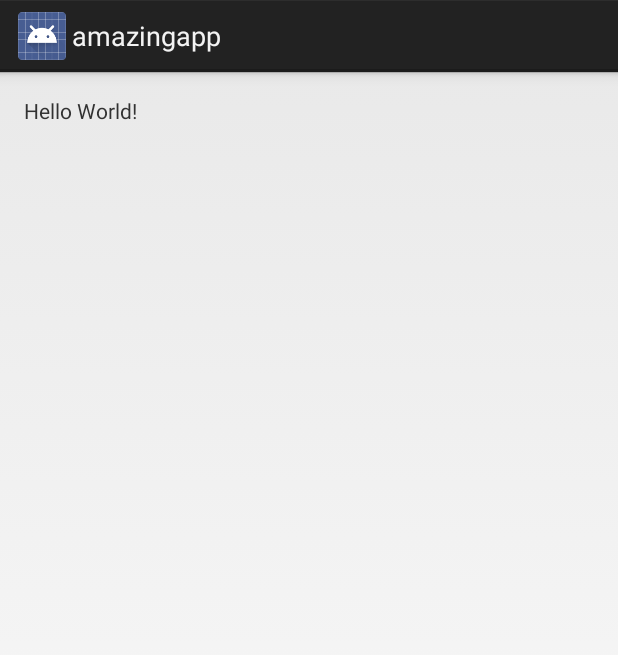
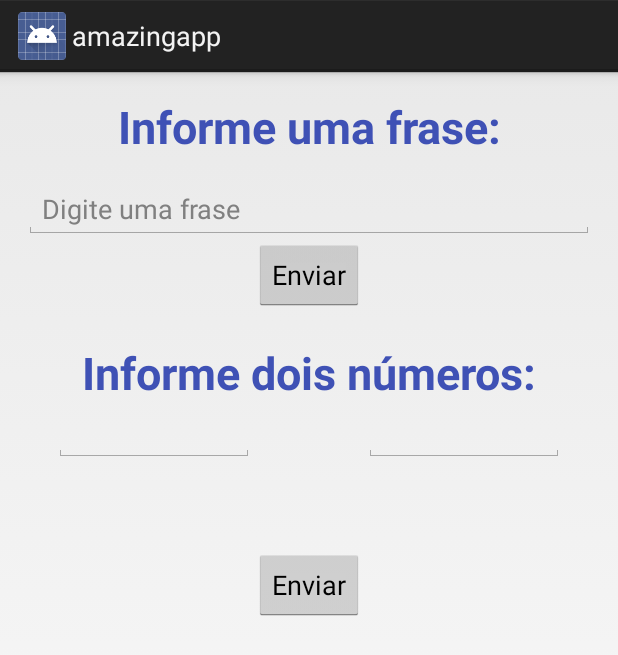
Before and after one commit to brunolin/amazing-app, an Android app: the screen it shows after launch (MainActivity), on a phone screen of 412 x 824 dp. Shown: the top 655 px of the screen. Run offline under Robolectric (Android 15) with nearby library versions, the phone set to English and light mode, and no system bars.

Commit message:
Exercícios em sala

```diff
--- a/app/src/main/java/com/example/labdesenvolvimento/amazingapp/MainActivity.java
+++ b/app/src/main/java/com/example/labdesenvolvimento/amazingapp/MainActivity.java
@@ -1,7 +1,12 @@
 package com.example.labdesenvolvimento.amazingapp;
 
 import android.app.Activity;
+import android.graphics.Color;
 import android.os.Bundle;
+import android.view.View;
+import android.widget.EditText;
+import android.widget.NumberPicker;
+import android.widget.TextView;
 
 public class MainActivity extends Activity {
 
@@ -11,4 +16,33 @@ public class MainActivity extends Activity {
         setContentView(R.layout.activity_main);
     }
 
+    public void exibir(View v) {
+        EditText editFrase = (EditText) findViewById(R.id.editFrase);
+        TextView textFrase = (TextView) findViewById(R.id.textFrase);
+
+        String str = editFrase.getText().toString();
+        textFrase.setText(str);
+        textFrase.setTextColor(getColor(R.color.vermelho));
+    }
+
+    public void  maiorMenor(View v) {
+        EditText num1 = (EditText) findViewById(R.id.number1);
+        EditText num2 = (EditText) findViewById(R.id.number2);
+
+        TextView textResult = (TextView) findViewById(R.id.textResult);
+
+        int numero1 = Integer.parseInt(num1.getText().toString());
+        int numero2 = Integer.parseInt(num2.getText().toString());
+        String msg1 = "Numero 1 maior";
+        String msg2 = "Numero 2 maior";
+
+        if(numero1 > numero2) {
+            textResult.setText(msg1);
+            textResult.setTextColor(getColor(R.color.verde));
+        } else {
+            textResult.setText(msg2);
+            textResult.setTextColor(getColor(R.color.vermelho));
+        }
+    }
+
 }
--- a/app/src/main/res/layout/activity_main.xml
+++ b/app/src/main/res/layout/activity_main.xml
@@ -10,8 +10,89 @@
     android:paddingTop="@dimen/activity_vertical_margin"
     tools:context="com.example.labdesenvolvimento.amazingapp.MainActivity">
 
-    <TextView
+    <Button
+        android:onClick="exibir"
+        android:text="Enviar"
         android:layout_width="wrap_content"
         android:layout_height="wrap_content"
-        android:text="Hello World!" />
+        android:layout_below="@+id/editFrase"
+        android:layout_centerHorizontal="true"
+        android:id="@+id/button" />
+
+    <EditText
+        android:layout_width="match_parent"
+        android:layout_height="wrap_content"
+        android:inputType="textPersonName"
+        android:hint="Digite uma frase"
+        android:ems="10"
+        android:layout_marginTop="15dp"
+        android:id="@+id/editFrase"
+        android:layout_below="@+id/textFrase"
+        android:layout_alignParentStart="true" />
+
+    <EditText
+        android:layout_height="wrap_content"
+        android:inputType="number"
+        android:ems="10"
+        android:id="@+id/number1"
+        android:layout_width="200px"
+        android:layout_marginTop="61dp"
+        android:layout_below="@+id/button"
+        android:layout_toStartOf="@+id/button" />
+
+    <TextView
+        android:layout_width="match_parent"
+        android:layout_height="wrap_content"
+        android:text="Informe uma frase:"
+        android:id="@+id/textFrase"
+        android:textSize="30sp"
+        android:textColor="@color/colorPrimary"
+        android:textStyle="normal|bold"
+        android:textAlignment="center"
+        android:layout_alignParentTop="true"
+        android:layout_alignParentEnd="true" />
+
+    <TextView
+        android:layout_width="match_parent"
+        android:layout_height="wrap_content"
+        android:text="Informe dois números:"
+        android:id="@+id/textSoma"
+        android:textSize="30sp"
+        android:textColor="@color/colorPrimary"
+        android:textStyle="normal|bold"
+        android:textAlignment="center"
+        android:layout_above="@+id/number2"
+        android:layout_alignParentStart="true" />
+
+    <EditText
+        android:layout_width="200px"
+        android:layout_height="wrap_content"
+        android:inputType="number"
+        android:ems="10"
+        android:id="@+id/number2"
+        android:layout_alignBaseline="@+id/number1"
+        android:layout_alignBottom="@+id/number1"
+        android:layout_toEndOf="@+id/button2" />
+
+    <Button
+        android:onClick="maiorMenor"
+        android:text="Enviar"
+        android:layout_width="wrap_content"
+        android:layout_height="wrap_content"
+        android:id="@+id/button2"
+        android:layout_marginTop="58dp"
+        android:layout_below="@+id/number1"
+        android:layout_toEndOf="@+id/number1" />
+
+    <TextView
+        android:layout_width="match_parent"
+        android:layout_height="wrap_content"
+        android:id="@+id/textResult"
+        android:textSize="30sp"
+        android:textColor="@color/colorPrimary"
+        android:textStyle="normal|bold"
+        android:textAlignment="center"
+        android:layout_below="@+id/number1"
+        android:layout_alignParentStart="true"
+        android:layout_marginTop="9dp" />
 </RelativeLayout>
--- a/app/src/main/res/values/colors.xml
+++ b/app/src/main/res/values/colors.xml
@@ -1,7 +1,8 @@
 <?xml version="1.0" encoding="utf-8"?>
 <resources>
-    <color name="colorPrimary">#3F51B5</color>
+    <color name="colorPrimary">#3f51b5</color>
     <color name="colorPrimaryDark">#303F9F</color>
     <color name="colorAccent">#FF4081</color>
     <color name="verde">#53b939</color>
+    <color name="vermelho">#FF0000</color>
 </resources>
```
